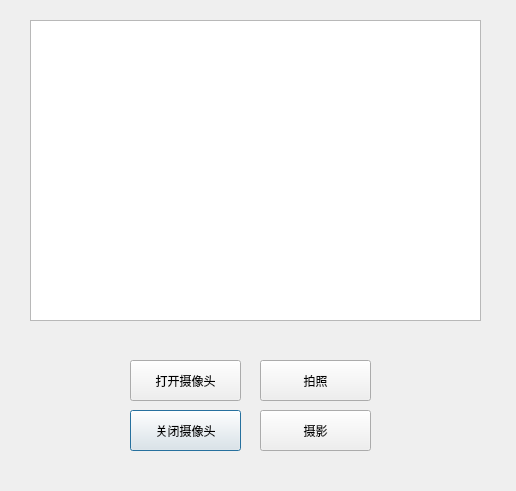
Above: camdialog.ui from frozen521/comm2 before the change. Below: the same form after it.
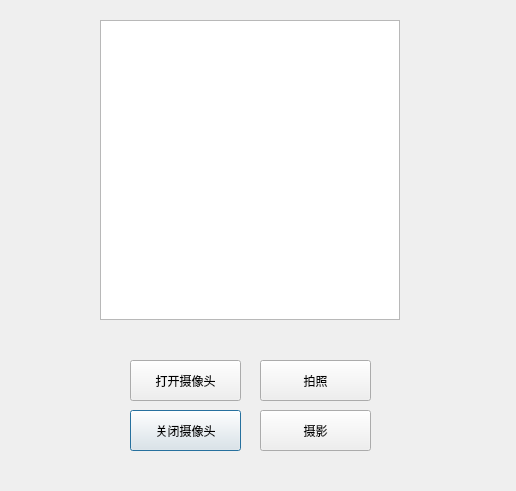
That is the form after the change.

```diff
--- a/camdialog.ui
+++ b/camdialog.ui
@@ -73,10 +73,10 @@
   <widget class="QGraphicsView" name="graphicsView">
    <property name="geometry">
     <rect>
-     <x>30</x>
+     <x>100</x>
      <y>20</y>
-     <width>451</width>
-     <height>301</height>
+     <width>300</width>
+     <height>300</height>
     </rect>
    </property>
   </widget>
```
